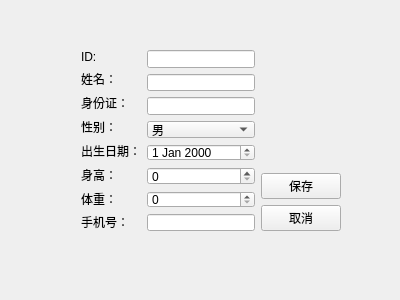
zhuguotiao/Lab3, file patienteditview.ui: the form before one commit.
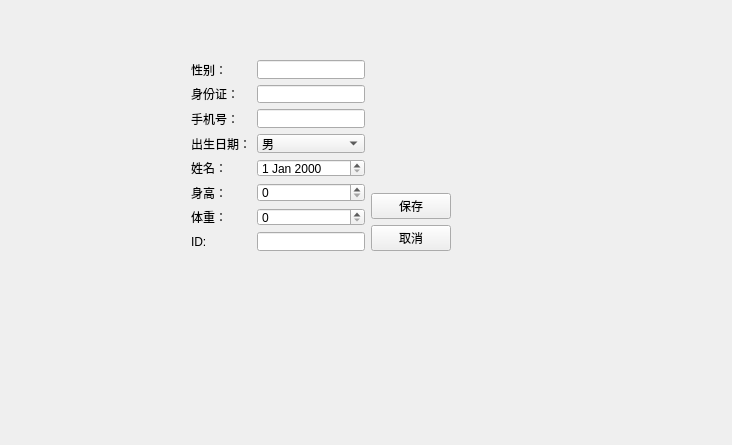
The form after the commit.

The edit to the form file:
```diff
--- a/patienteditview.ui
+++ b/patienteditview.ui
@@ -6,8 +6,8 @@
    <rect>
     <x>0</x>
     <y>0</y>
-    <width>400</width>
-    <height>300</height>
+    <width>732</width>
+    <height>445</height>
    </rect>
   </property>
   <property name="windowTitle">
@@ -16,10 +16,10 @@
   <widget class="QWidget" name="">
    <property name="geometry">
     <rect>
-     <x>40</x>
-     <y>50</y>
-     <width>341</width>
-     <height>181</height>
+     <x>130</x>
+     <y>60</y>
+     <width>381</width>
+     <height>191</height>
     </rect>
    </property>
    <layout class="QHBoxLayout" name="horizontalLayout_2">
@@ -37,79 +37,48 @@
      </spacer>
     </item>
     <item>
-     <layout class="QHBoxLayout" name="horizontalLayout">
-      <item>
-       <layout class="QVBoxLayout" name="verticalLayout">
-        <item>
-         <widget class="QLabel" name="label">
-          <property name="text">
-           <string>ID:</string>
-          </property>
-         </widget>
+     <layout class="QHBoxLayout" name="horizontalLayout"/>
         </item>
         <item>
-         <widget class="QLabel" name="label_2">
-          <property name="text">
-           <string>姓名：</string>
-          </property>
-         </widget>
-        </item>
-        <item>
-         <widget class="QLabel" name="label_3">
-          <property name="text">
-           <string>身份证：</string>
-          </property>
-         </widget>
-        </item>
-        <item>
+     <layout class="QFormLayout" name="formLayout">
+      <item row="0" column="0">
          <widget class="QLabel" name="label_4">
           <property name="text">
            <string>性别：</string>
           </property>
          </widget>
         </item>
-        <item>
-         <widget class="QLabel" name="label_5">
-          <property name="text">
-           <string>出生日期：</string>
-          </property>
-         </widget>
-        </item>
-        <item>
-         <widget class="QLabel" name="label_6">
-          <property name="text">
-           <string>身高：</string>
-          </property>
-         </widget>
-        </item>
-        <item>
-         <widget class="QLabel" name="label_7">
-          <property name="text">
-           <string>体重：</string>
-          </property>
-         </widget>
-        </item>
-        <item>
-         <widget class="QLabel" name="label_8">
-          <property name="text">
-           <string>手机号：</string>
-          </property>
-         </widget>
-        </item>
-       </layout>
-      </item>
-      <item>
-       <layout class="QVBoxLayout" name="verticalLayout_2">
-        <item>
+      <item row="0" column="1">
          <widget class="QLineEdit" name="lineEdit"/>
         </item>
-        <item>
+      <item row="1" column="0">
+       <widget class="QLabel" name="label_3">
+        <property name="text">
+         <string>身份证：</string>
+        </property>
+       </widget>
+      </item>
+      <item row="1" column="1">
          <widget class="QLineEdit" name="lineEdit_2"/>
         </item>
-        <item>
+      <item row="2" column="0">
+       <widget class="QLabel" name="label_8">
+        <property name="text">
+         <string>手机号：</string>
+        </property>
+       </widget>
+      </item>
+      <item row="2" column="1">
          <widget class="QLineEdit" name="lineEdit_3"/>
         </item>
-        <item>
+      <item row="3" column="0">
+       <widget class="QLabel" name="label_5">
+        <property name="text">
+         <string>出生日期：</string>
+        </property>
+       </widget>
+      </item>
+      <item row="3" column="1">
          <widget class="QComboBox" name="comboBox">
           <item>
            <property name="text">
@@ -123,19 +92,45 @@
           </item>
          </widget>
         </item>
-        <item>
+      <item row="4" column="0">
+       <widget class="QLabel" name="label_2">
+        <property name="text">
+         <string>姓名：</string>
+        </property>
+       </widget>
+      </item>
+      <item row="4" column="1">
          <widget class="QDateEdit" name="dateEdit"/>
         </item>
-        <item>
+      <item row="5" column="0">
+       <widget class="QLabel" name="label_6">
+        <property name="text">
+         <string>身高：</string>
+        </property>
+       </widget>
+      </item>
+      <item row="5" column="1">
          <widget class="QSpinBox" name="spinBox"/>
         </item>
-        <item>
+      <item row="6" column="0">
+       <widget class="QLabel" name="label_7">
+        <property name="text">
+         <string>体重：</string>
+        </property>
+       </widget>
+      </item>
+      <item row="6" column="1">
          <widget class="QSpinBox" name="spinBox_2"/>
         </item>
-        <item>
+      <item row="7" column="0">
+       <widget class="QLabel" name="label">
+        <property name="text">
+         <string>ID:</string>
+        </property>
+       </widget>
+      </item>
+      <item row="7" column="1">
          <widget class="QLineEdit" name="lineEdit_4"/>
-        </item>
-       </layout>
       </item>
      </layout>
     </item>
```
Left out of the diff: 2 changed lines with no effect on the pictures. Lines whose indentation alone changed are shown as unchanged.
